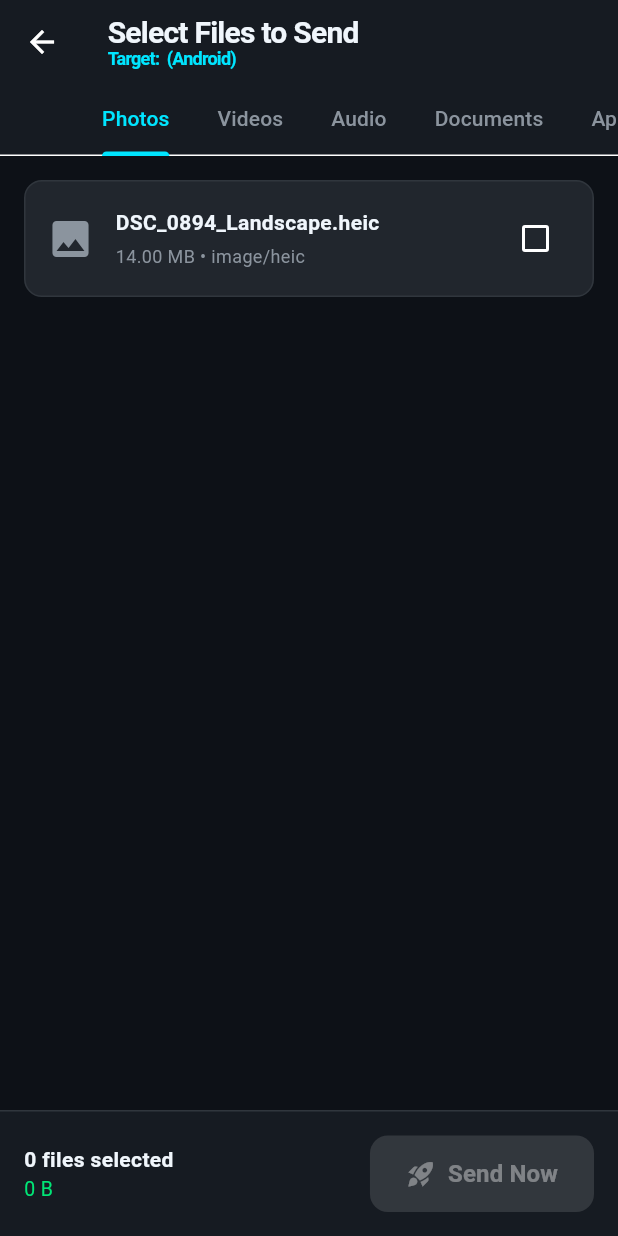
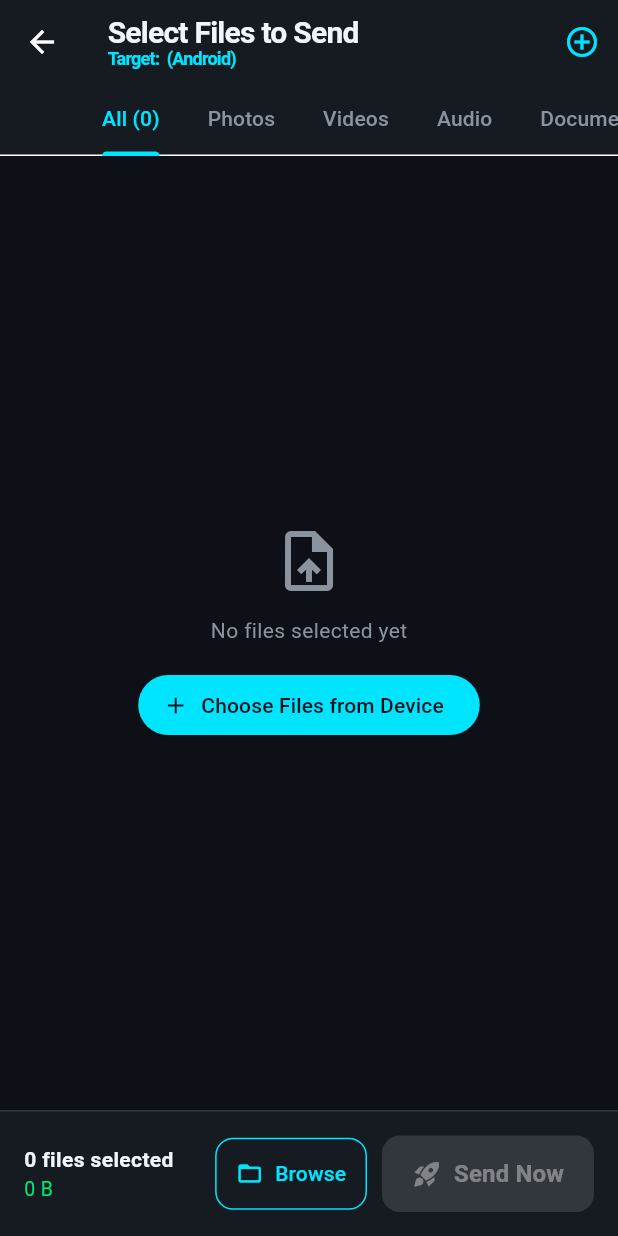
Before and after one commit to oathsaviour/my-project, a Flutter app: the FilePickerHubScreen screen opened directly with empty values, on a phone screen of 412 x 824 dp. Run offline on Flutter 3.47's test engine with Material 3 defaults, Android fonts, the phone set to English and light mode, and no system bars; our stand-ins replace convert, file_picker, permission_handler, qr_flutter; statements that could not run were skipped.

Commit message:
Enhance File Picker Hub to include archives

```diff
--- a/lib/ui/screens/file_picker_hub.dart
+++ b/lib/ui/screens/file_picker_hub.dart
@@ -1,10 +1,12 @@
+import 'dart:io';
+import 'package:file_picker/file_picker.dart';
 import 'package:flutter/material.dart';
 import '../../core/models/discovered_device.dart';
 import '../../core/models/file_manifest.dart';
 import '../../core/utils/formatters.dart';
 import '../theme/app_theme.dart';
 
-/// Categorized File Picker Hub for selecting uncompressed photos, videos, docs, and APKs.
+/// Real File Picker Hub for selecting uncompressed photos, videos, docs, APKs, and archives.
 class FilePickerHubScreen extends StatefulWidget {
   final DiscoveredDevice targetDevice;
   final ValueChanged<List<FileManifestItem>> onConfirmSend;
@@ -21,72 +23,15 @@ class FilePickerHubScreen extends StatefulWidget {
 
 class _FilePickerHubScreenState extends State<FilePickerHubScreen> with SingleTickerProviderStateMixin {
   late TabController _tabController;
+  final List<FileManifestItem> _pickedFiles = [];
   final Set<String> _selectedFileIds = {};
-
-  // Sample categorized file inventory (on physical device populated via photo_manager / file_picker)
-  final List<FileManifestItem> _availableFiles = [
-    // Photos
-    FileManifestItem.create(
-      fileId: 'photo_1',
-      fileName: 'IMG_20261117_ProRAW.dng',
-      fileSize: 48 * 1024 * 1024,
-    ),
-    FileManifestItem.create(
-      fileId: 'photo_2',
-      fileName: 'DSC_0894_Landscape.heic',
-      fileSize: 14 * 1024 * 1024,
-    ),
-    // Videos
-    FileManifestItem.create(
-      fileId: 'video_1',
-      fileName: 'Cinematic_4K60fps_ProRes.mov',
-      fileSize: 3200 * 1024 * 1024, // 3.2 GB
-    ),
-    FileManifestItem.create(
-      fileId: 'video_2',
-      fileName: 'Drone_Footage_Rec709.mp4',
-      fileSize: 1800 * 1024 * 1024, // 1.8 GB
-    ),
-    // Audio
-    FileManifestItem.create(
-      fileId: 'audio_1',
-      fileName: 'Studio_Master_Track_24bit.flac',
-      fileSize: 95 * 1024 * 1024,
-    ),
-    // Documents
-    FileManifestItem.create(
-      fileId: 'doc_1',
-      fileName: 'System_Architecture_Blueprint.pdf',
-      fileSize: 18 * 1024 * 1024,
-    ),
-    FileManifestItem.create(
-      fileId: 'doc_2',
-      fileName: 'Financial_Forecast_2027.xlsx',
-      fileSize: 8 * 1024 * 1024,
-    ),
-    // Apps / Packages
-    FileManifestItem.create(
-      fileId: 'app_1',
-      fileName: 'UniversalTransfer_v1.0_arm64.apk',
-      fileSize: 64 * 1024 * 1024,
-    ),
-    FileManifestItem.create(
-      fileId: 'app_2',
-      fileName: 'Release_Payload.ipa',
-      fileSize: 112 * 1024 * 1024,
-    ),
-    // Raw Binaries / Archive
-    FileManifestItem.create(
-      fileId: 'raw_1',
-      fileName: 'DiskImage_Backup.iso',
-      fileSize: 4800 * 1024 * 1024, // 4.8 GB (>4GB Large File Test)
-    ),
-  ];
+  bool _isPicking = false;
 
   @override
   void initState() {
     super.initState();
-    _tabController = TabController(length: FileCategory.values.length, vsync: this);
+    _tabController = TabController(length: FileCategory.values.length + 1, vsync: this);
+    WidgetsBinding.instance.addPostFrameCallback((_) => _pickFilesFromDevice());
   }
 
   @override
@@ -95,8 +40,53 @@ class _FilePickerHubScreenState extends State<FilePickerHubScreen> with SingleTi
     super.dispose();
   }
 
+  Future<void> _pickFilesFromDevice() async {
+    if (_isPicking) return;
+    setState(() => _isPicking = true);
+
+    try {
+      final result = await FilePicker.platform.pickFiles(
+        allowMultiple: true,
+        type: FileType.any,
+      );
+
+      if (result != null && result.files.isNotEmpty) {
+        for (final pf in result.files) {
+          final path = pf.path;
+          if (path == null) continue;
+
+          final file = File(path);
+          if (!await file.exists()) continue;
+
+          final size = await file.length();
+          final id = 'file_${DateTime.now().microsecondsSinceEpoch}_${pf.name.hashCode}';
+
+          final item = FileManifestItem.create(
+            fileId: id,
+            fileName: pf.name,
+            fileSize: size,
+            localFilePath: path,
+          );
+
+          if (!_pickedFiles.any((existing) => existing.localFilePath == path)) {
+            _pickedFiles.add(item);
+            _selectedFileIds.add(id);
+          }
+        }
+      }
+    } catch (e) {
+      if (mounted) {
+        ScaffoldMessenger.of(context).showSnackBar(
+          SnackBar(content: Text('Error picking files: $e')),
+        );
+      }
+    } finally {
+      if (mounted) setState(() => _isPicking = false);
+    }
+  }
+
   int get _totalSelectedBytes {
-    return _availableFiles
+    return _pickedFiles
         .where((f) => _selectedFileIds.contains(f.fileId))
         .fold(0, (sum, f) => sum + f.fileSize);
   }
@@ -113,6 +103,8 @@ class _FilePickerHubScreenState extends State<FilePickerHubScreen> with SingleTi
 
   @override
   Widget build(BuildContext context) {
+    final allTabs = ['All (${_pickedFiles.length})', ...FileCategory.values.map((c) => c.displayName)];
+
     return Scaffold(
       appBar: AppBar(
         title: Column(
@@ -125,38 +117,134 @@ class _FilePickerHubScreenState extends State<FilePickerHubScreen> with SingleTi
             ),
           ],
         ),
+        actions: [
+          IconButton(
+            tooltip: 'Add More Files',
+            icon: const Icon(Icons.add_circle_outline, color: AppTheme.accentNeon),
+            onPressed: _pickFilesFromDevice,
+          ),
+        ],
         bottom: TabBar(
           controller: _tabController,
           isScrollable: true,
           indicatorColor: AppTheme.accentNeon,
           labelColor: AppTheme.accentNeon,
           unselectedLabelColor: AppTheme.textSecondary,
-          tabs: FileCategory.values
-              .map((cat) => Tab(text: cat.displayName))
-              .toList(),
+          tabs: allTabs.map((label) => Tab(text: label)).toList(),
         ),
       ),
       body: TabBarView(
         controller: _tabController,
-        children: FileCategory.values.map((category) {
-          final categoryFiles =
-              _availableFiles.where((f) => f.category == category).toList();
+        children: [
+          _buildFileList(_pickedFiles),
+          ...FileCategory.values.map((category) {
+            final filtered = _pickedFiles.where((f) => f.category == category).toList();
+            return _buildFileList(filtered, emptyLabel: 'No ${category.displayName} selected');
+          }),
+        ],
+      ),
+      bottomNavigationBar: Container(
+        padding: const EdgeInsets.all(16),
+        decoration: const BoxDecoration(
+          color: AppTheme.darkSurface,
+          border: Border(top: BorderSide(color: Color(0xFF30363D))),
+        ),
+        child: SafeArea(
+          child: Row(
+            children: [
+              Expanded(
+                child: Column(
+                  mainAxisSize: MainAxisSize.min,
+                  crossAxisAlignment: CrossAxisAlignment.start,
+                  children: [
+                    Text(
+                      '${_selectedFileIds.length} files selected',
+                      style: const TextStyle(
+                        color: AppTheme.textPrimary,
+                        fontWeight: FontWeight.bold,
+                      ),
+                    ),
+                    Text(
+                      Formatters.formatBytes(_totalSelectedBytes),
+                      style: const TextStyle(color: AppTheme.accentGreen, fontSize: 13),
+                    ),
+                  ],
+                ),
+              ),
+              OutlinedButton.icon(
+                style: OutlinedButton.styleFrom(
+                  foregroundColor: AppTheme.accentNeon,
+                  side: const BorderSide(color: AppTheme.accentNeon),
+                  padding: const EdgeInsets.symmetric(horizontal: 14, vertical: 14),
+                  shape: RoundedRectangleBorder(borderRadius: BorderRadius.circular(12)),
+                ),
+                icon: const Icon(Icons.folder_open, size: 18),
+                label: const Text('Browse'),
+                onPressed: _pickFilesFromDevice,
+              ),
+              const SizedBox(width: 10),
+              ElevatedButton.icon(
+                style: ElevatedButton.styleFrom(
+                  backgroundColor: _selectedFileIds.isNotEmpty ? AppTheme.accentNeon : Colors.grey,
+                  foregroundColor: AppTheme.darkBackground,
+                  padding: const EdgeInsets.symmetric(horizontal: 20, vertical: 14),
+                  shape: RoundedRectangleBorder(borderRadius: BorderRadius.circular(12)),
+                ),
+                icon: const Icon(Icons.rocket_launch, size: 20),
+                label: const Text(
+                  'Send Now',
+                  style: TextStyle(fontWeight: FontWeight.bold, fontSize: 16),
+                ),
+                onPressed: _selectedFileIds.isEmpty
+                    ? null
+                    : () {
+                        final filesToSend = _pickedFiles
+                            .where((f) => _selectedFileIds.contains(f.fileId))
+                            .toList();
+                        widget.onConfirmSend(filesToSend);
+                      },
+              ),
+            ],
+          ),
+        ),
+      ),
+    );
+  }
 
-          if (categoryFiles.isEmpty) {
+  Widget _buildFileList(List<FileManifestItem> files, {String emptyLabel = 'No files selected yet'}) {
+    if (_isPicking && files.isEmpty) {
+      return const Center(child: CircularProgressIndicator(color: AppTheme.accentNeon));
+    }
+
+    if (files.isEmpty) {
       return Center(
-              child: Text(
-                'No files in ${category.displayName}',
-                style: const TextStyle(color: AppTheme.textSecondary),
+        child: Column(
+          mainAxisAlignment: MainAxisAlignment.center,
+          children: [
+            const Icon(Icons.upload_file, size: 48, color: AppTheme.textSecondary),
+            const SizedBox(height: 12),
+            Text(emptyLabel, style: const TextStyle(color: AppTheme.textSecondary)),
+            const SizedBox(height: 16),
+            ElevatedButton.icon(
+              style: ElevatedButton.styleFrom(
+                backgroundColor: AppTheme.accentNeon,
+                foregroundColor: AppTheme.darkBackground,
+              ),
+              icon: const Icon(Icons.add),
+              label: const Text('Choose Files from Device'),
+              onPressed: _pickFilesFromDevice,
+            ),
+          ],
         ),
       );
     }
 
     return ListView.separated(
       padding: const EdgeInsets.all(16),
-            itemCount: categoryFiles.length,
+      itemCount: files.length,
       separatorBuilder: (_, __) => const SizedBox(height: 10),
       itemBuilder: (context, index) {
-              final file = categoryFiles[index];
+        final file = files[index];
         final isSelected = _selectedFileIds.contains(file.fileId);
 
         return InkWell(
@@ -212,62 +300,6 @@ class _FilePickerHubScreenState extends State<FilePickerHubScreen> with SingleTi
         );
       },
     );
-        }).toList(),
-      ),
-      bottomNavigationBar: Container(
-        padding: const EdgeInsets.all(16),
-        decoration: const BoxDecoration(
-          color: AppTheme.darkSurface,
-          border: Border(top: BorderSide(color: Color(0xFF30363D))),
-        ),
-        child: SafeArea(
-          child: Row(
-            children: [
-              Expanded(
-                child: Column(
-                  mainAxisSize: MainAxisSize.min,
-                  crossAxisAlignment: CrossAxisAlignment.start,
-                  children: [
-                    Text(
-                      '${_selectedFileIds.length} files selected',
-                      style: const TextStyle(
-                        color: AppTheme.textPrimary,
-                        fontWeight: FontWeight.bold,
-                      ),
-                    ),
-                    Text(
-                      Formatters.formatBytes(_totalSelectedBytes),
-                      style: const TextStyle(color: AppTheme.accentGreen, fontSize: 13),
-                    ),
-                  ],
-                ),
-              ),
-              ElevatedButton.icon(
-                style: ElevatedButton.styleFrom(
-                  backgroundColor: _selectedFileIds.isNotEmpty ? AppTheme.accentNeon : Colors.grey,
-                  foregroundColor: AppTheme.darkBackground,
-                  padding: const EdgeInsets.symmetric(horizontal: 24, vertical: 14),
-                  shape: RoundedRectangleBorder(borderRadius: BorderRadius.circular(12)),
-                ),
-                icon: const Icon(Icons.rocket_launch, size: 20),
-                label: const Text(
-                  'Send Now',
-                  style: TextStyle(fontWeight: FontWeight.bold, fontSize: 16),
-                ),
-                onPressed: _selectedFileIds.isEmpty
-                    ? null
-                    : () {
-                        final filesToSend = _availableFiles
-                            .where((f) => _selectedFileIds.contains(f.fileId))
-                            .toList();
-                        widget.onConfirmSend(filesToSend);
-                      },
-              ),
-            ],
-          ),
-        ),
-      ),
-    );
   }
 
   IconData _getCategoryIcon(FileCategory category) {
```
Lines whose indentation alone changed are shown as unchanged.
